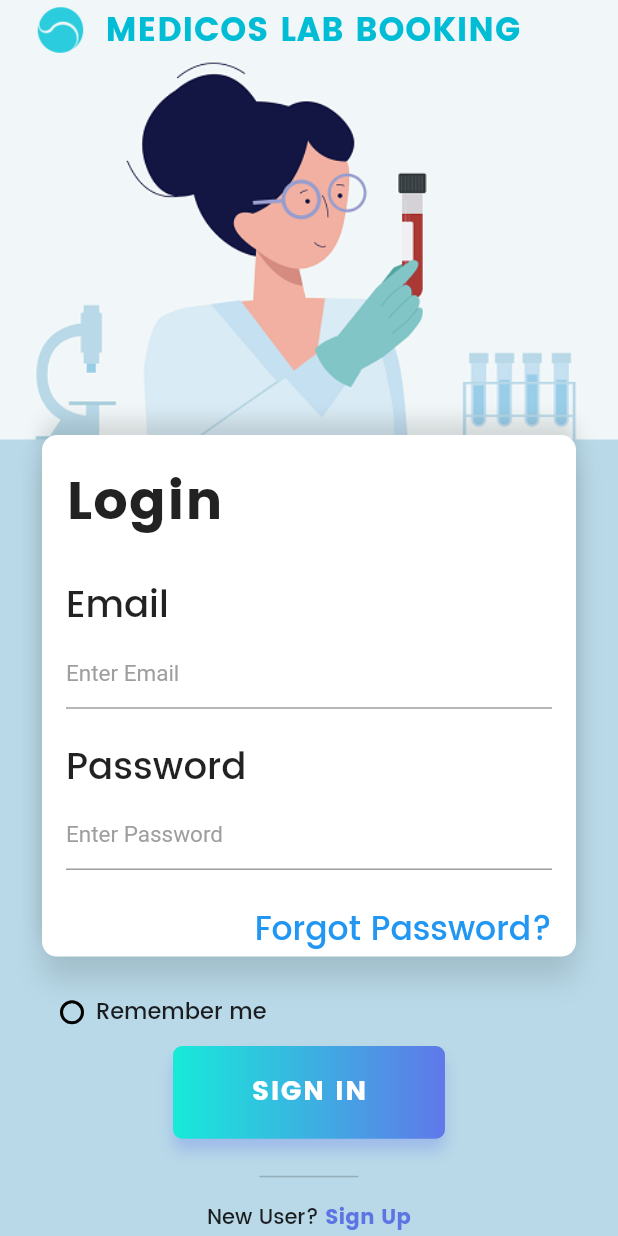
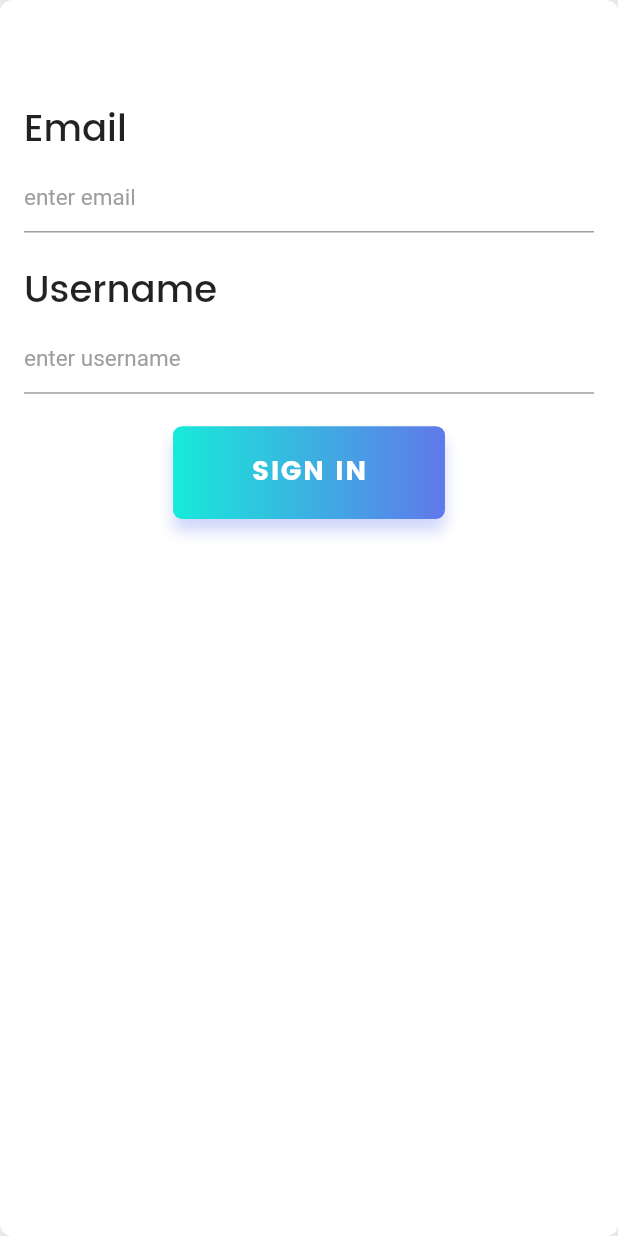
Before and after one commit to anu-baby97/lab_test_app, a Flutter app: the screen it shows after launch, after a tap on "Forgot Password?", on a phone screen of 412 x 824 dp. Run offline on Flutter 3.47's test engine with Material 2 defaults, Android fonts, the phone set to English and light mode, and no system bars; our stand-ins replace cloud_firestore, firebase_auth, firebase_core, flutter_screenutil, modal_progress_hud; accounts and stored records are empty.

Commit message:
(forgot password screen added)

```diff
--- /dev/null
+++ b/lib/Screens/Forgot Password.dart
@@ -0,0 +1,108 @@
+import 'package:flutter/material.dart';
+import 'package:flutter_screenutil/flutter_screenutil.dart';
+import 'package:lab_test_booking_app/Screens/LabInfo.dart';
+//import 'package:patient_portal/Screens/LoginScreen.dart';
+
+class ForgotPassword extends StatefulWidget {
+  static const String id = "Forgot_Password_Screen";
+  @override
+  _ForgotPasswordState createState() => _ForgotPasswordState();
+}
+
+class _ForgotPasswordState extends State<ForgotPassword> {
+  @override
+  Widget build(BuildContext context) {
+    return Material(
+      child: SafeArea(
+        child: Container(
+          width: ScreenUtil.getInstance().setWidth(200),
+          height: ScreenUtil.getInstance().setHeight(200),
+          padding: EdgeInsets.only(top: 50),
+          decoration: BoxDecoration(
+              color: Colors.white,
+              borderRadius: BorderRadius.circular(8.0),
+              boxShadow: [
+                BoxShadow(
+                    color: Colors.black12,
+                    offset: Offset(0.0, 15.0),
+                    blurRadius: 15.0),
+                BoxShadow(
+                    color: Colors.black12,
+                    offset: Offset(0.0, -10.0),
+                    blurRadius: 10.0),
+              ]),
+          child: Padding(
+            padding: EdgeInsets.only(left: 16.0, right: 16.0, top: 16.0),
+            child: Column(
+              crossAxisAlignment: CrossAxisAlignment.start,
+              children: <Widget>[
+                Text("Email",
+                    style: TextStyle(
+                        fontFamily: "Poppins-Medium",
+                        fontSize: ScreenUtil.getInstance().setSp(45))),
+                TextField(
+                  keyboardType: TextInputType.emailAddress,
+                  decoration: InputDecoration(
+                      hintText: "enter email",
+                      hintStyle: TextStyle(color: Colors.grey, fontSize: 15.0)),
+                ),
+                SizedBox(
+                  height: ScreenUtil.getInstance().setHeight(30),
+                ),
+                Text("Username",
+                    style: TextStyle(
+                        fontFamily: "Poppins-Medium",
+                        fontSize: ScreenUtil.getInstance().setSp(45))),
+                TextField(
+                  obscureText: true,
+                  decoration: InputDecoration(
+                      hintText: "enter username",
+                      hintStyle: TextStyle(color: Colors.grey, fontSize: 15.0)),
+                ),
+                SizedBox(
+                  height: ScreenUtil.getInstance().setHeight(35),
+                ),
+                Center(
+                  child: InkWell(
+                    child: Container(
+                      width: ScreenUtil.getInstance().setWidth(330),
+                      height: ScreenUtil.getInstance().setHeight(100),
+                      decoration: BoxDecoration(
+                          gradient: LinearGradient(
+                              colors: [Color(0xFF17ead9), Color(0xFF6078ea)]),
+                          borderRadius: BorderRadius.circular(6.0),
+                          boxShadow: [
+                            BoxShadow(
+                                color: Color(0xFF6078ea).withOpacity(.3),
+                                offset: Offset(0.0, 8.0),
+                                blurRadius: 8.0)
+                          ]),
+                      child: Material(
+                        color: Colors.transparent,
+                        child: InkWell(
+                          onTap: () {
+                            Navigator.pushNamed(context, LabInfo.id);
+                          },
+                          child: Center(
+                            child: Text(
+                              "SIGN IN",
+                              style: TextStyle(
+                                  color: Colors.white,
+                                  fontFamily: "Poppins-Bold",
+                                  fontSize: 18,
+                                  letterSpacing: 1.0),
+                            ),
+                          ),
+                        ),
+                      ),
+                    ),
+                  ),
+                )
+              ],
+            ),
+          ),
+        ),
+      ),
+    );
+  }
+}
--- a/lib/Screens/LoginScreen.dart
+++ b/lib/Screens/LoginScreen.dart
@@ -4,6 +4,7 @@ import 'package:flutter_screenutil/flutter_screenutil.dart';
 import 'package:firebase_auth/firebase_auth.dart';
 import 'package:modal_progress_hud/modal_progress_hud.dart';
 import 'package:lab_test_booking_app/Screens/RegistrationScreen.dart';
+import 'package:lab_test_booking_app/Screens/Forgot Password.dart';
 
 class LoginScreen extends StatefulWidget {
   static const String id = 'LoginScreen';
@@ -199,7 +200,8 @@ class _LoginScreenState extends State<LoginScreen>
                                 children: <Widget>[
                                   InkWell(
                                     onTap: () async {
-                                      // Navigator.pushNamedAndRemoveUntil();
+                                      Navigator.pushNamedAndRemoveUntil(context,
+                                          ForgotPassword.id, (route) => true);
                                     },
                                     child: Text(
                                       "Forgot Password?",
--- a/lib/main.dart
+++ b/lib/main.dart
@@ -1,4 +1,5 @@
 import 'package:flutter/material.dart';
+import 'package:lab_test_booking_app/Screens/Forgot%20Password.dart';
 import 'package:lab_test_booking_app/Screens/LabInfo.dart';
 import 'package:lab_test_booking_app/Screens/LoginScreen.dart';
 import 'package:lab_test_booking_app/Screens/RegistrationScreen.dart';
@@ -21,6 +22,7 @@ class MyApp extends StatelessWidget {
         LoginScreen.id: (context) => LoginScreen(),
         RegistrationScreen.id: (context) => RegistrationScreen(),
         LabInfo.id: (context) => LabInfo(),
+        ForgotPassword.id: (context) => ForgotPassword(),
       },
     );
   }
```
